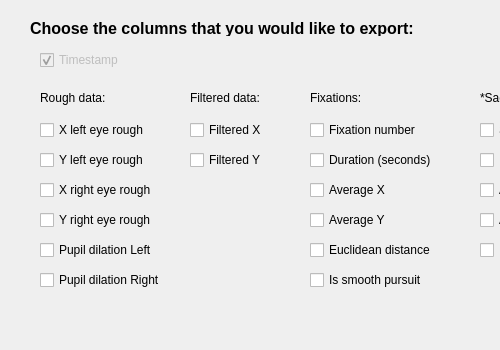
jamesalvarez/grafix-coder, file DialogExport.ui: the form before one commit; both pictures show x 0 to 500 and y 0 to 350 of the 687 by 463 pixel window.
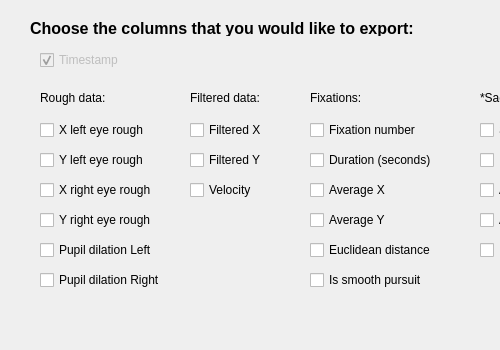
The form after the commit.

Commit message: fixed fixation estimation + can output velocity in export

```diff
--- a/DialogExport.ui
+++ b/DialogExport.ui
@@ -433,6 +433,19 @@
     <string>Export All</string>
    </property>
   </widget>
+  <widget class="QCheckBox" name="cb_velocity">
+   <property name="geometry">
+    <rect>
+     <x>190</x>
+     <y>180</y>
+     <width>141</width>
+     <height>20</height>
+    </rect>
+   </property>
+   <property name="text">
+    <string>Velocity</string>
+   </property>
+  </widget>
  </widget>
  <resources/>
  <connections/>
```
The commit also changes 6 other files.
